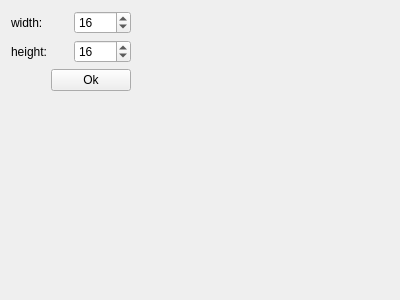
The window that NewImageDialog.ui (spacesinmotion/Pixelite) describes before a commit, drawn with Qt 5.
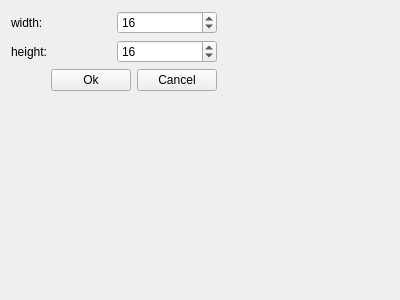
The same window after the commit.

Commit message: new image dialog could be canceled

The edit to the form file:
```diff
--- a/NewImageDialog.ui
+++ b/NewImageDialog.ui
@@ -71,6 +71,13 @@
          </property>
         </widget>
        </item>
+       <item>
+        <widget class="QPushButton" name="pbCancel">
+         <property name="text">
+          <string>Cancel</string>
+         </property>
+        </widget>
+       </item>
       </layout>
      </item>
      <item row="3" column="0" colspan="2">
```
Left out of the diff: 86 changed lines with no effect on the pictures. The commit also changes 3 other files.
